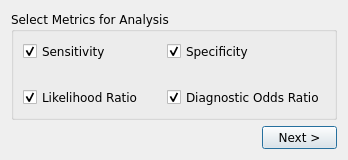
First picture: the form in src/rc_metastudio/forms/diagnostic_metrics.ui, repository AliSalman-et-al/openmeta-analyst-community, before the edit.
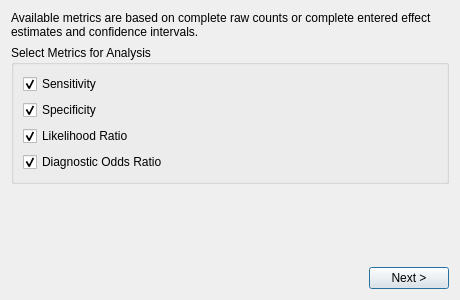
Second picture: the form after the edit. Icons and pictures are not drawn.

Commit message:
Rebuild Diagnostic Data dialogs
Migrate diagnostic entry and metric selection to bounded transactional layouts with internal table overflow, semantic fields, complete validation guidance, stable mode switching, and calculation-preserving constrained coverage.

Closes #302

```diff
--- a/src/rc_metastudio/forms/diagnostic_metrics.ui
+++ b/src/rc_metastudio/forms/diagnostic_metrics.ui
@@ -2,138 +2,37 @@
 <ui version="4.0">
  <class>diag_metric</class>
  <widget class="QDialog" name="diag_metric">
-  <property name="windowModality">
-   <enum>Qt::ApplicationModal</enum>
-  </property>
-  <property name="geometry">
-   <rect>
-    <x>0</x>
-    <y>0</y>
-    <width>348</width>
-    <height>160</height>
-   </rect>
-  </property>
-  <property name="minimumSize">
-   <size>
-    <width>250</width>
-    <height>140</height>
-   </size>
-  </property>
-  <property name="maximumSize">
-   <size>
-    <width>10000</width>
-    <height>10000</height>
-   </size>
-  </property>
-  <property name="font">
-   <font>
-    <family>Verdana</family>
-   </font>
-  </property>
-  <property name="windowTitle">
-   <string>Diagnostic Metrics</string>
-  </property>
-  <property name="windowIcon">
-   <iconset>
-    <normaloff>:/misc/meta.png</normaloff>:/misc/meta.png</iconset>
-  </property>
-  <layout class="QGridLayout" name="gridLayout_2">
-   <item row="0" column="0">
-    <widget class="QGroupBox" name="metrics_grp_box">
-     <property name="title">
-      <string>Select Metrics for Analysis</string>
-     </property>
-     <layout class="QVBoxLayout" name="verticalLayout">
-      <item>
-       <layout class="QGridLayout" name="gridLayout">
-        <item row="0" column="0">
-         <widget class="QCheckBox" name="chk_box_sens">
-          <property name="text">
-           <string>Sensitivity</string>
-          </property>
-          <property name="checked">
-           <bool>true</bool>
-          </property>
-         </widget>
-        </item>
-        <item row="0" column="1">
-         <widget class="QCheckBox" name="chk_box_spec">
-          <property name="text">
-           <string>Specificity</string>
-          </property>
-          <property name="checked">
-           <bool>true</bool>
-          </property>
-         </widget>
-        </item>
-        <item row="2" column="0">
-         <widget class="QCheckBox" name="chk_box_lr">
-          <property name="text">
-           <string>Likelihood Ratio</string>
-          </property>
-          <property name="checked">
-           <bool>true</bool>
-          </property>
-         </widget>
-        </item>
-        <item row="2" column="1">
-         <widget class="QCheckBox" name="chk_box_dor">
-          <property name="text">
-           <string>Diagnostic Odds Ratio</string>
-          </property>
-          <property name="checked">
-           <bool>true</bool>
-          </property>
-         </widget>
-        </item>
-        <item row="1" column="0">
-         <spacer name="verticalSpacer">
-          <property name="orientation">
-           <enum>Qt::Vertical</enum>
-          </property>
-          <property name="sizeHint" stdset="0">
-           <size>
-            <width>20</width>
-            <height>40</height>
-           </size>
-          </property>
-         </spacer>
-        </item>
-       </layout>
-      </item>
-     </layout>
+  <property name="windowModality"><enum>Qt::ApplicationModal</enum></property>
+  <property name="geometry"><rect><x>0</x><y>0</y><width>460</width><height>300</height></rect></property>
+  <property name="windowTitle"><string>Diagnostic Metrics</string></property>
+  <property name="windowIcon"><iconset><normaloff>:/misc/meta.png</normaloff>:/misc/meta.png</iconset></property>
+  <layout class="QVBoxLayout" name="dialog_layout">
+   <item>
+    <widget class="QScrollArea" name="content_scroll">
+     <property name="frameShape"><enum>QFrame::NoFrame</enum></property>
+     <property name="widgetResizable"><bool>true</bool></property>
+     <widget class="QWidget" name="content_widget">
+      <property name="geometry"><rect><x>0</x><y>0</y><width>440</width><height>240</height></rect></property>
+      <layout class="QVBoxLayout" name="content_layout">
+       <property name="leftMargin"><number>0</number></property><property name="topMargin"><number>0</number></property><property name="rightMargin"><number>0</number></property><property name="bottomMargin"><number>0</number></property>
+       <item><widget class="QLabel" name="availability_label"><property name="text"><string>Available metrics are based on complete raw counts or complete entered effect estimates and confidence intervals.</string></property><property name="wordWrap"><bool>true</bool></property></widget></item>
+       <item>
+        <widget class="QGroupBox" name="metrics_grp_box">
+         <property name="title"><string>Select Metrics for Analysis</string></property>
+         <layout class="QVBoxLayout" name="metrics_layout">
+          <item><widget class="QCheckBox" name="chk_box_sens"><property name="text"><string>Sensitivity</string></property><property name="checked"><bool>true</bool></property></widget></item>
+          <item><widget class="QCheckBox" name="chk_box_spec"><property name="text"><string>Specificity</string></property><property name="checked"><bool>true</bool></property></widget></item>
+          <item><widget class="QCheckBox" name="chk_box_lr"><property name="text"><string>Likelihood Ratio</string></property><property name="checked"><bool>true</bool></property></widget></item>
+          <item><widget class="QCheckBox" name="chk_box_dor"><property name="text"><string>Diagnostic Odds Ratio</string></property><property name="checked"><bool>true</bool></property></widget></item>
+         </layout>
+        </widget>
+       </item>
+       <item><spacer name="content_spacer"><property name="orientation"><enum>Qt::Vertical</enum></property><property name="sizeHint" stdset="0"><size><width>20</width><height>0</height></size></property></spacer></item>
+      </layout>
+     </widget>
     </widget>
    </item>
-   <item row="1" column="0">
-    <layout class="QHBoxLayout" name="horizontalLayout">
-     <item>
-      <spacer name="horizontalSpacer">
-       <property name="orientation">
-        <enum>Qt::Horizontal</enum>
-       </property>
-       <property name="sizeHint" stdset="0">
-        <size>
-         <width>200</width>
-         <height>20</height>
-        </size>
-       </property>
-      </spacer>
-     </item>
-     <item>
-      <widget class="QPushButton" name="btn_ok">
-       <property name="maximumSize">
-        <size>
-         <width>75</width>
-         <height>23</height>
-        </size>
-       </property>
-       <property name="text">
-        <string>Next &gt;</string>
-       </property>
-      </widget>
-     </item>
-    </layout>
-   </item>
+   <item><layout class="QHBoxLayout" name="actions_layout"><item><spacer name="actions_spacer"><property name="orientation"><enum>Qt::Horizontal</enum></property><property name="sizeHint" stdset="0"><size><width>40</width><height>20</height></size></property></spacer></item><item><widget class="QPushButton" name="btn_ok"><property name="text"><string>Next &gt;</string></property><property name="default"><bool>true</bool></property></widget></item></layout></item>
   </layout>
  </widget>
  <resources>
```
Left out of the diff: 5 changed lines with no effect on the pictures. The commit also changes 10 other files.
